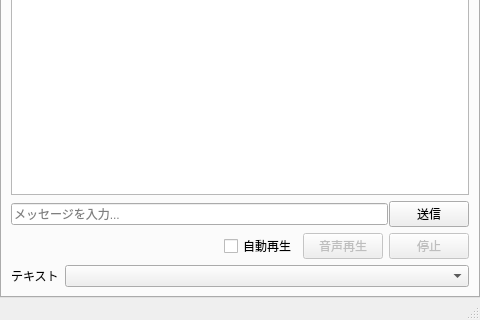
First picture: the form in src/MainWindow.ui, repository mitayuki3/flexichat, before the edit; both pictures show x 0 to 480 and y 160 to 480 of the 480 by 480 pixel window.
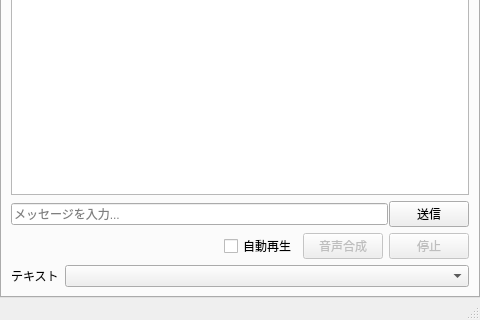
Second picture: the form after the edit.

Commit message: 音声合成に統一

Diff of the .ui file:
```diff
--- a/src/MainWindow.ui
+++ b/src/MainWindow.ui
@@ -111,7 +111,7 @@
              <bool>false</bool>
             </property>
             <property name="text">
-             <string>音声再生</string>
+             <string>音声合成</string>
             </property>
            </widget>
           </item>
```
